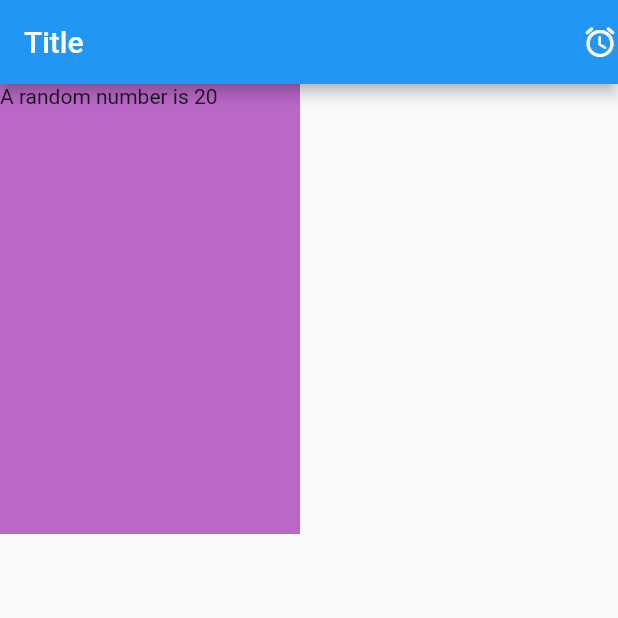
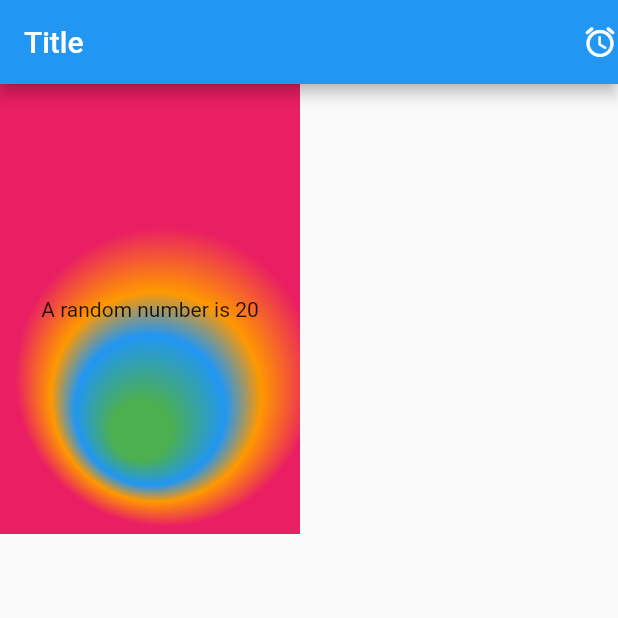
Before and after one commit to sakshi3326/flutter-basic-app2, a Flutter app: the screen it shows after launch, on a phone screen of 412 x 824 dp, the top half of it. Run offline on Flutter 3.47's test engine with Material 2 defaults, Android fonts, the phone set to English and light mode, and no system bars.

Commit message:
decoration added

```diff
--- a/lib/second.dart
+++ b/lib/second.dart
@@ -11,7 +11,19 @@ class Second extends StatelessWidget {
       child: Container(
           height: 300.0,
           width: 200.0,
-          color: lightPurpleColor,
+          alignment: Alignment(0, 0),
+          decoration: BoxDecoration(
+              gradient: RadialGradient(colors: [
+            Colors.green,
+            Colors.blue,
+            Colors.orange,
+            Colors.pink
+          ], stops: [
+            0.2,
+            0.5,
+            0.7,
+            1
+          ], center: Alignment(0.1, 0.3), focal: Alignment(-0.1, 0.6))),
           child: Text(
             randomNo(),
             textDirection: TextDirection.ltr,
```
